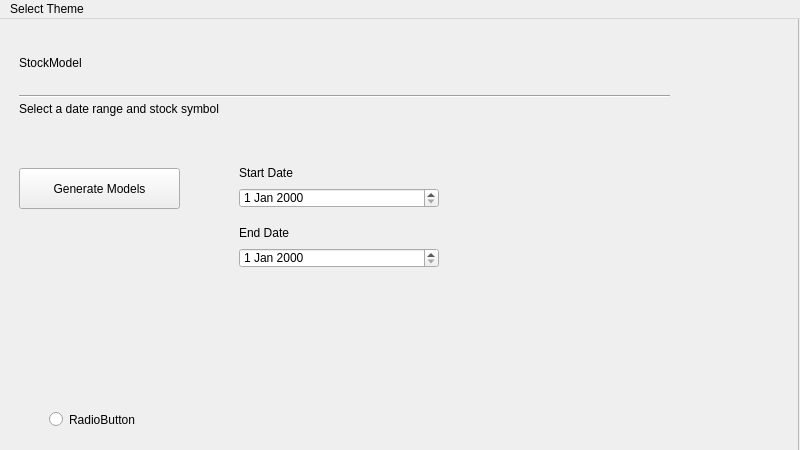
Qt form window.ui (jacklayfield/ClosingPrices) before a commit.
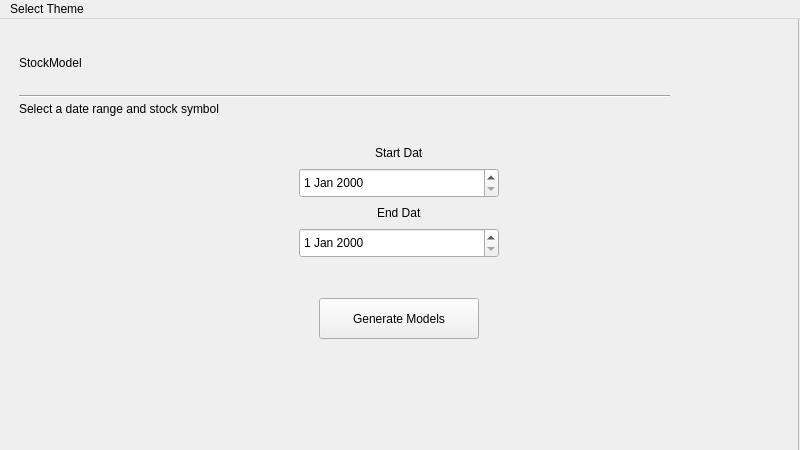
The same form after that commit.

Commit message: Formatting for start/end time and button

```diff
--- a/window.ui
+++ b/window.ui
@@ -77,9 +77,9 @@
     <widget class="QPushButton" name="pushButton">
      <property name="geometry">
       <rect>
-       <x>20</x>
-       <y>150</y>
-       <width>161</width>
+       <x>320</x>
+       <y>280</y>
+       <width>160</width>
        <height>41</height>
       </rect>
      </property>
@@ -87,25 +87,12 @@
       <string>Generate Models</string>
      </property>
     </widget>
-    <widget class="QRadioButton" name="radioButton">
-     <property name="geometry">
-      <rect>
-       <x>50</x>
-       <y>386</y>
-       <width>101</width>
-       <height>31</height>
-      </rect>
-     </property>
-     <property name="text">
-      <string>RadioButton</string>
-     </property>
-    </widget>
     <widget class="QLabel" name="label_2">
      <property name="geometry">
       <rect>
-       <x>240</x>
-       <y>140</y>
-       <width>221</width>
+       <x>376</x>
+       <y>120</y>
+       <width>48</width>
        <height>30</height>
       </rect>
      </property>
@@ -119,19 +106,19 @@
     <widget class="QDateEdit" name="lineEdit">
      <property name="geometry">
       <rect>
-       <x>240</x>
-       <y>170</y>
+       <x>300</x>
+       <y>150</y>
        <width>200</width>
-       <height>20</height>
+       <height>30</height>
       </rect>
      </property>
     </widget>
     <widget class="QLabel" name="label_2">
      <property name="geometry">
       <rect>
-       <x>240</x>
-       <y>200</y>
-       <width>221</width>
+       <x>378</x>
+       <y>180</y>
+       <width>44</width>
        <height>30</height>
       </rect>
      </property>
@@ -145,10 +132,10 @@
     <widget class="QDateEdit" name="lineEdit">
      <property name="geometry">
       <rect>
-       <x>240</x>
-       <y>230</y>
+       <x>300</x>
+       <y>210</y>
        <width>200</width>
-       <height>20</height>
+       <height>30</height>
       </rect>
      </property>
     </widget>
```
